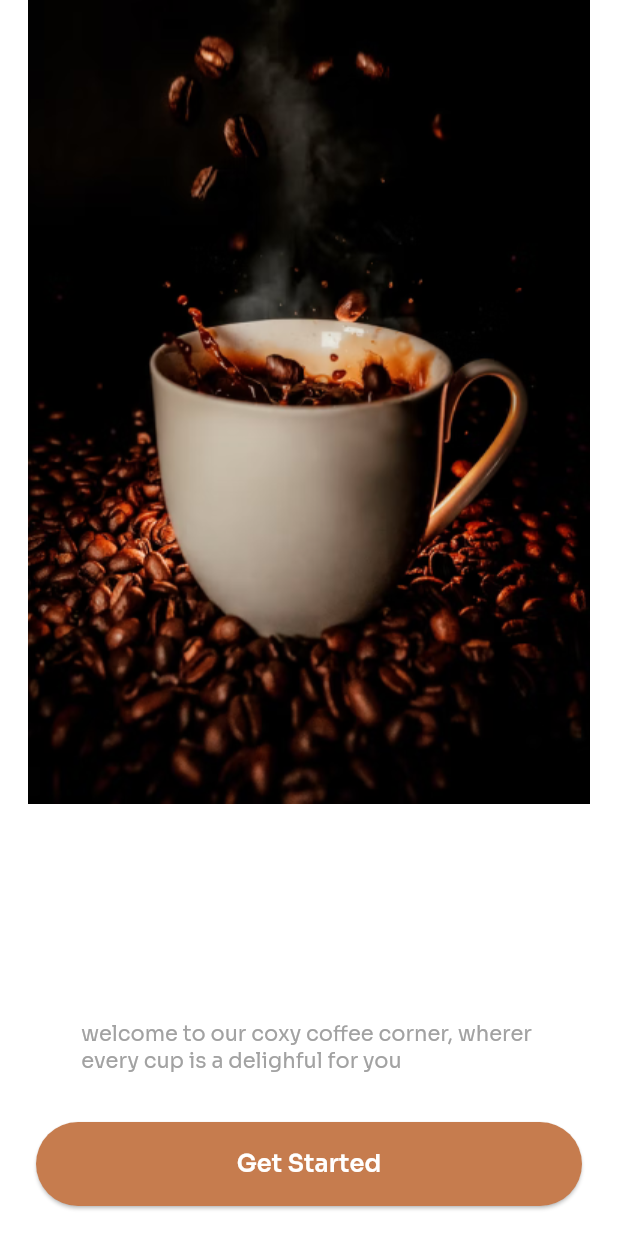
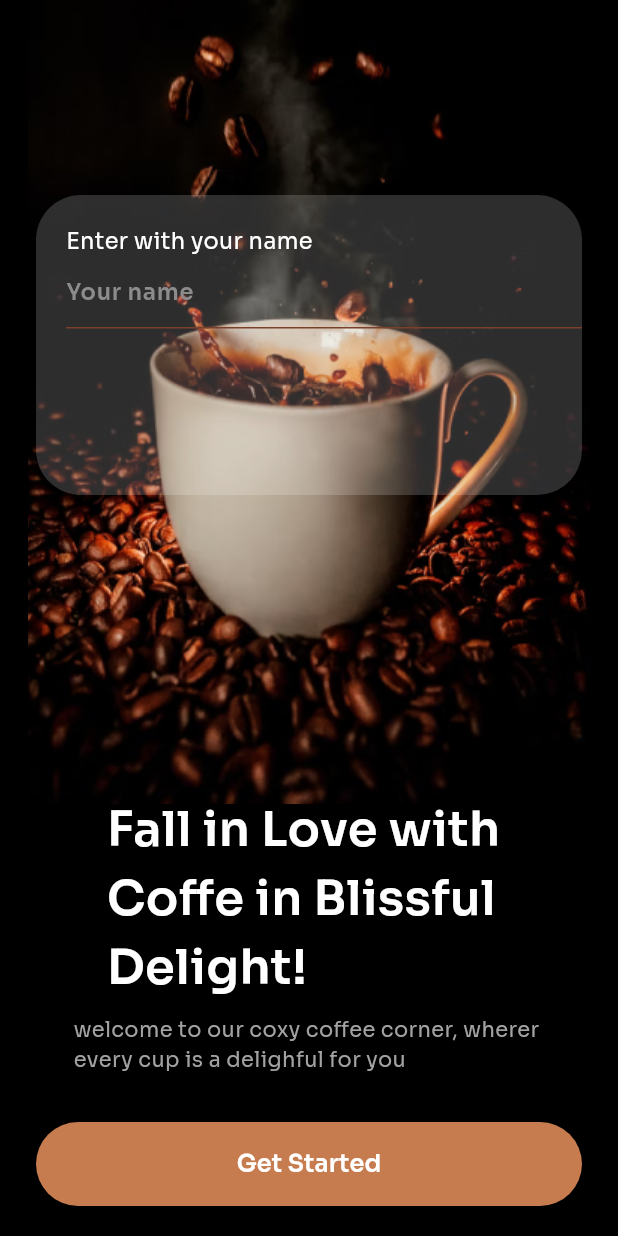
Before and after one commit to Julio1901/flutter-coffe-shop, a Flutter app: the screen it shows after launch, on a phone screen of 412 x 824 dp. Run offline on Flutter 3.47's test engine with Material 3 defaults, Android fonts, the phone set to English and light mode, and no system bars.

Commit message:
feat: Box name implemented

```diff
--- a/lib/main.dart
+++ b/lib/main.dart
@@ -2,5 +2,5 @@ import 'package:coffe_shop/src/screens/welcome_screen.dart';
 import 'package:flutter/material.dart';
 
 void main() {
-  runApp(const WelcomeScreen());
+  runApp(MaterialApp( home: WelcomeScreen(),));
 }
--- a/lib/src/screens/welcome_screen.dart
+++ b/lib/src/screens/welcome_screen.dart
@@ -1,4 +1,4 @@
-// ignore_for_file: prefer_const_constructors
+// ignore_for_file: prefer_const_constructors, prefer_const_literals_to_create_immutables
 
 import 'package:flutter/material.dart';
 
@@ -7,7 +7,8 @@ class WelcomeScreen extends StatelessWidget {
 
   @override
   Widget build(BuildContext context) {
-    return Container(
+    return Material(
+        color: Colors.black,
         child: Column(
           children: [
             Stack(
@@ -18,21 +19,69 @@ class WelcomeScreen extends StatelessWidget {
                   fit: BoxFit.contain,
                 ),
                 Container(
-
                     height: MediaQuery.of(context).size.height,
                     margin: EdgeInsets.symmetric(horizontal: 24),
                     child: Column(
                       mainAxisAlignment: MainAxisAlignment.end,
                       children: [
+                        Container(
+                          padding: EdgeInsets.only(top: 20, left: 20),
+                          width: double.infinity,
+                          height: 200,
+                          alignment: Alignment.topLeft,
+                          decoration: BoxDecoration(
+                            borderRadius: BorderRadius.circular(30),
+                            color: Color.fromARGB(45, 255, 255, 255),
+                          ),
+                          child: Column(
+                            children: [
+                              Container(
+                                width: double.infinity,
+                                child: Text(
+                                  'Enter with your name',
+                                  textDirection: TextDirection.ltr,
+                                  style: TextStyle(
+                                      fontFamily: 'Sora',
+                                      fontSize: 15,
+                                      color:
+                                          Color.fromARGB(255, 255, 255, 255)),
+                                ),
+                              ),
+                              TextField(
+                                decoration: InputDecoration(
+                                  enabledBorder: UnderlineInputBorder(
+                                      borderSide: BorderSide(
+                                          color: const Color.fromARGB(
+                                              255, 123, 64, 42))),
+                                  focusedBorder: UnderlineInputBorder(
+                                    borderSide: BorderSide(color: Color.fromARGB(255, 100, 68, 4)),
+                                  ),
+                                  hintText: 'Your name',
+                                  hintStyle: TextStyle(
+                                      fontFamily: 'Sora semi bold',
+                                      fontSize: 15,
+                                      color:
+                                          Color.fromARGB(255, 140, 140, 140)),
+                                ),
+                              ),
+                            ],
+                          ),
+                        ),
+                        SizedBox(
+                          height: 200,
+                        ),
                         Row(
                           mainAxisAlignment: MainAxisAlignment.center,
-                      children: [Text(
-                      'Fall in Love with \n Coffe in Blissful \nDelight!',
+                          children: [
+                            Text(
+                              'Fall in Love with \nCoffe in Blissful \nDelight!',
                               textDirection: TextDirection.ltr,
                               style: TextStyle(
                                   fontFamily: 'Sora Semi Bold',
-                          fontSize: 32,),
-                    ),],
+                                  fontSize: 32,
+                                  color: Colors.white),
+                            ),
+                          ],
                         ),
                         SizedBox(
                           height: 8,
```
Lines whose indentation alone changed are shown as unchanged.
